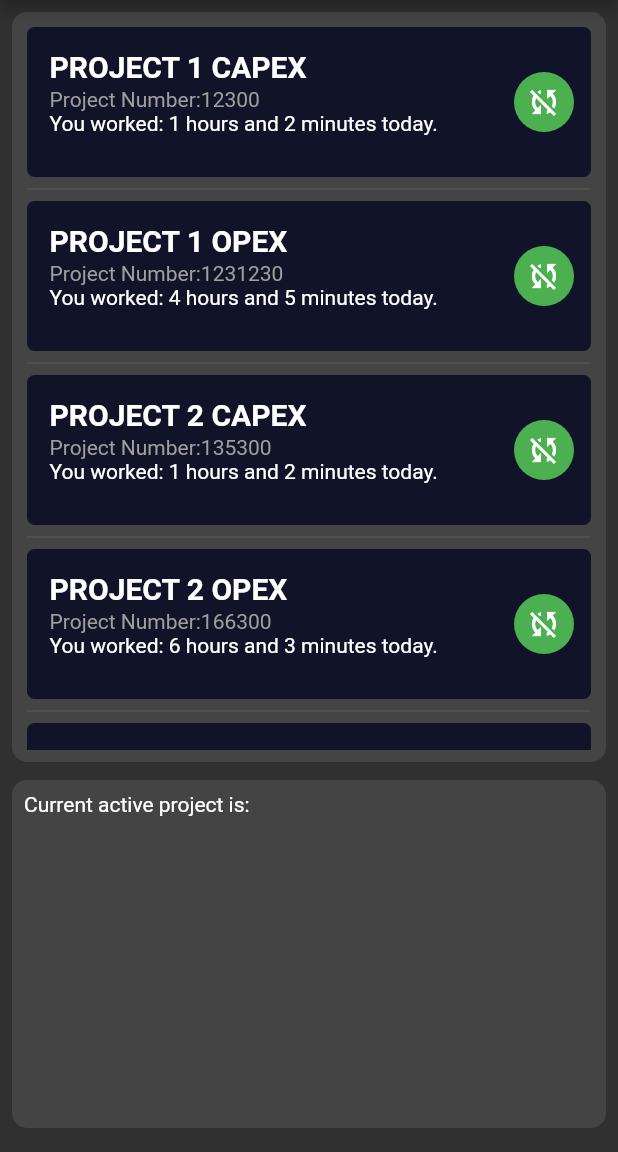
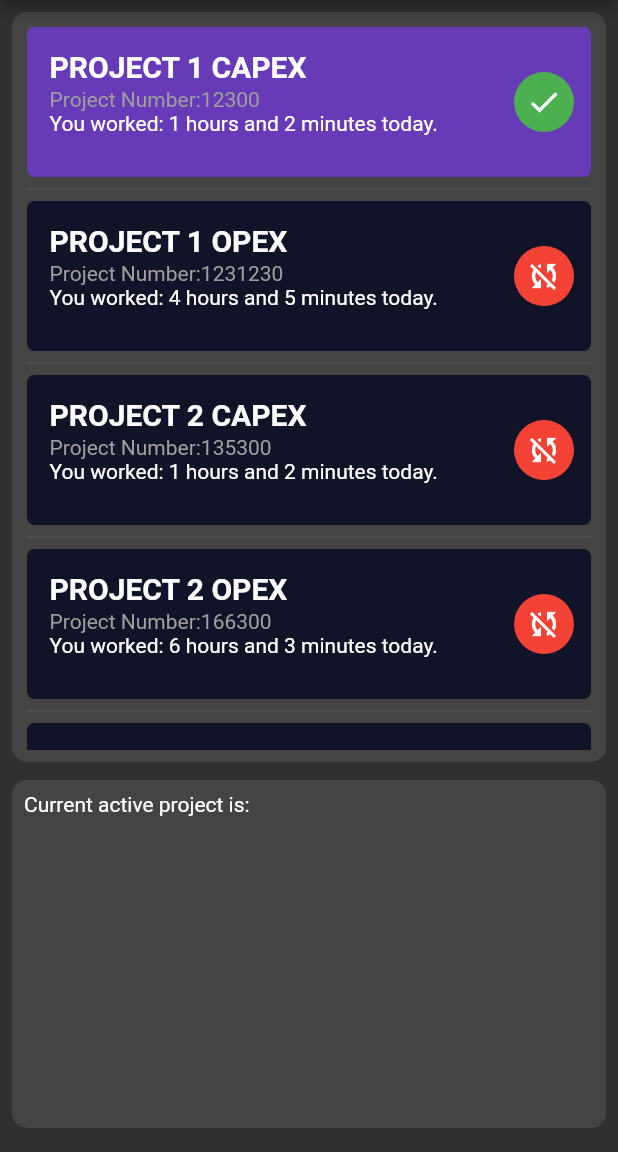
Before and after one commit to hairymanape/timerProject, a Flutter app: the screen it shows after launch, after a tap on "PROJECT 1 CAPEX", on a phone screen of 412 x 824 dp, the part 84-1236 px from its top. Run offline on Flutter 3.47's test engine with Material 2 defaults, Android fonts, the phone set to English and light mode, and no system bars.

Commit message:
Fixed the on tap to allow enable and disable

```diff
--- a/lib/widgets/projectListView.dart
+++ b/lib/widgets/projectListView.dart
@@ -7,7 +7,7 @@ class Project {
   int code;
   int hours;
   int minutes;
-
+  bool isSelected = false;
   Project(this.name, this.code, this.hours, this.minutes);
 }
 
@@ -17,8 +17,7 @@ class ProjectListView extends StatefulWidget {
 }
 
 class _ProjectListViewState extends State<ProjectListView> {
-  int currentPosition;
-  bool isActive = false;
+  int _currentPosition;
   final int itemCount = 1;
   final List projectList = [
     Project('PROJECT 1 CAPEX', 12300, 1, 2),
@@ -36,22 +35,31 @@ class _ProjectListViewState extends State<ProjectListView> {
       itemBuilder: (BuildContext context, int index) {
         return GestureDetector(
           onTap: () {
-            setState(() {
-              //TODO: figure out how to access the index value and set the current Position to that value.
-              print('You tapped: ${projectList[index].name}');
-              print(projectList.map((val) {
-                String idx = projectList.indexOf(val).toString();
-                return idx;
-              }));
-              print(projectList.indexOf('PROJECT 1 CAPEX'));
-            });
+            // if projectList.any item is selected then disable
+            if (projectList[index].isSelected == false) {
+              setState(() {
+                _currentPosition = index;
+                print(_currentPosition);
+                projectList[index].isSelected = true;
+                print(projectList[index].isSelected);
+              });
+            } else if (projectList[index].isSelected == true) {
+              setState(() {
+                projectList[index].isSelected = false;
+                print(projectList[index].isSelected);
+              });
+            }
           },
           child: ProjectCard(
-            //TODO: Modiify the icon depending on if it is active project or not
-            icon: Icons.sync_disabled,
-            cardColour: kInactiveCardColour,
+            icon: projectList[index].isSelected
+                ? Icons.check
+                : Icons.sync_disabled,
+            cardColour: projectList[index].isSelected
+                ? kActiveCardColour
+                : kInactiveCardColour,
             textColour: kInactiveTextColour,
-            iconColour: Colors.green,
+            iconColour:
+                projectList[index].isSelected ? Colors.green : Colors.red,
             projectList: projectList[index].name,
             projectCode: 'Project Number:' + projectList[index].code.toString(),
             projectHours: projectList[index].hours,
@@ -65,10 +73,8 @@ class _ProjectListViewState extends State<ProjectListView> {
 }
 
 /*
-icon: projectList[index].isActive == true
-                ? Icons.check
-                : Icons.sync_disabled,
-            cardColour: projectList[index].isActive == true
+icon:
+            cardColour: projectList[index].isSelected == true
                 ? kActiveCardColour
                 : kInactiveCardColour,
             textColour: kInactiveTextColour,
```
